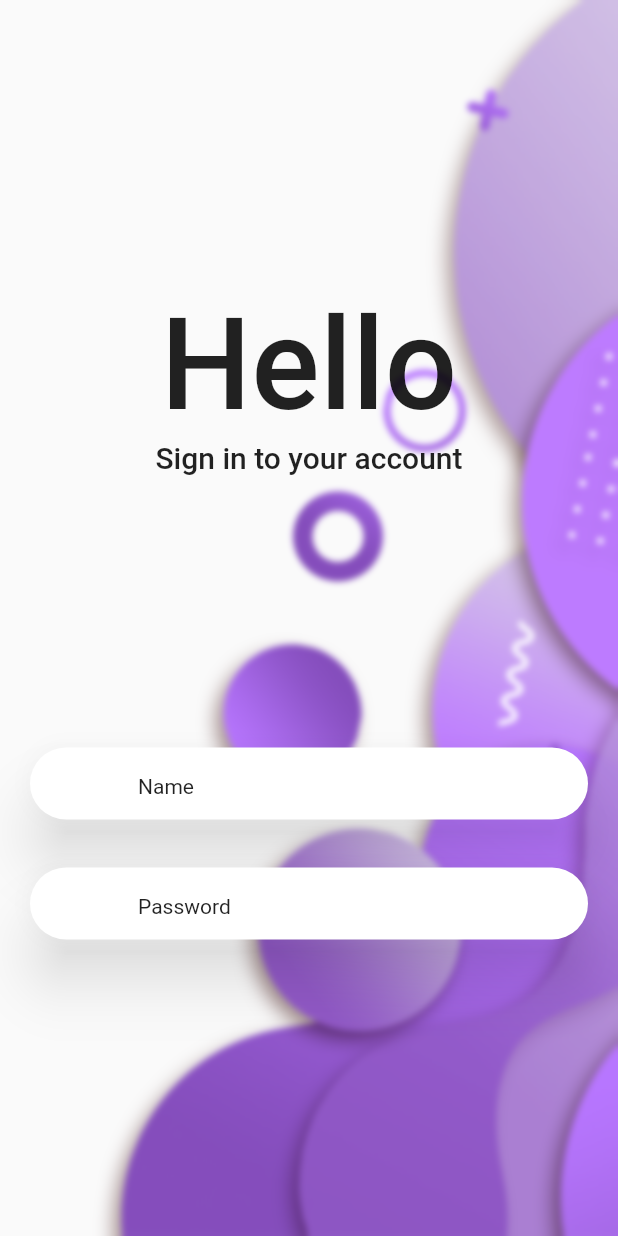
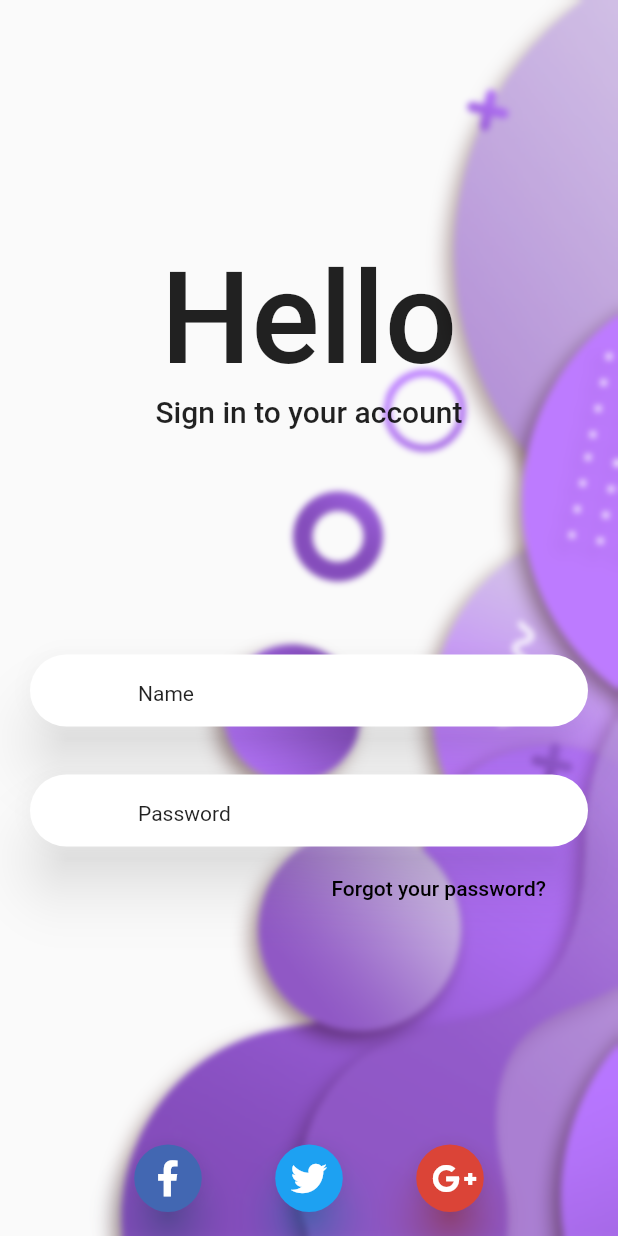
Before and after one commit to rashidwassan/flutter-ecommerce-app-ui, a Flutter app: the screen it shows after launch, on a phone screen of 412 x 824 dp. Run offline on Flutter 3.47's test engine with Material 2 defaults, Android fonts, the phone set to English and light mode, and no system bars; our stand-ins replace font_awesome_flutter, velocity_x.

Commit message:
added social icon buttons row

```diff
--- /dev/null
+++ b/lib/components/social_icon_buttons_row.dart
@@ -0,0 +1,68 @@
+import 'package:flutter/material.dart';
+import 'package:font_awesome_flutter/font_awesome_flutter.dart';
+import 'package:velocity_x/velocity_x.dart';
+
+class SocialIconButtonsRow extends StatelessWidget {
+  const SocialIconButtonsRow({
+    Key? key,
+  }) : super(key: key);
+
+  @override
+  Widget build(BuildContext context) {
+    return Row(
+      mainAxisAlignment: MainAxisAlignment.spaceAround,
+      children: [
+        const SizedBox(),
+        SocialButtonWithShadow(
+          icon: FontAwesomeIcons.facebookF,
+          color: const Color(0xFF4267B2),
+          onPressed: () {},
+        ),
+        SocialButtonWithShadow(
+          icon: FontAwesomeIcons.twitter,
+          color: const Color(0xFF1DA1F2),
+          onPressed: () {},
+        ),
+        SocialButtonWithShadow(
+          icon: FontAwesomeIcons.googlePlusG,
+          color: const Color(0xFFDB4437),
+          onPressed: () {},
+        ),
+        const SizedBox(),
+      ],
+    );
+  }
+}
+
+class SocialButtonWithShadow extends StatelessWidget {
+  const SocialButtonWithShadow(
+      {Key? key, required this.icon, required this.color, this.onPressed})
+      : super(key: key);
+
+  final Color color;
+  final IconData icon;
+  final Function()? onPressed;
+
+  @override
+  Widget build(BuildContext context) {
+    return SizedBox(
+      width: 45,
+      height: 45,
+      child: TextButton(
+        onPressed: onPressed,
+        style: ButtonStyle(
+          padding: MaterialStateProperty.all(const EdgeInsets.all(0)),
+          elevation: MaterialStateProperty.all(12),
+          shape: MaterialStateProperty.all(
+              RoundedRectangleBorder(borderRadius: BorderRadius.circular(50))),
+          backgroundColor: MaterialStateProperty.all(color),
+          shadowColor: MaterialStateProperty.all(color),
+        ),
+        child: Icon(
+          icon,
+          color: Colors.white,
+        ).p(8),
+      ),
+    );
+  }
+}
--- a/lib/screens/login.dart
+++ b/lib/screens/login.dart
@@ -1,11 +1,13 @@
 import 'dart:ui';
 
 import 'package:ecommerce_app_isaatech/components/blur_container.dart';
+import 'package:ecommerce_app_isaatech/components/social_icon_buttons_row.dart';
 import 'package:ecommerce_app_isaatech/components/textfields.dart';
 import 'package:ecommerce_app_isaatech/constants/images.dart';
 import 'package:flutter/cupertino.dart';
 import 'package:flutter/material.dart';
 import 'package:flutter/widgets.dart';
+import 'package:font_awesome_flutter/font_awesome_flutter.dart';
 import 'package:velocity_x/velocity_x.dart';
 
 class LoginScreen extends StatelessWidget {
@@ -33,17 +35,7 @@ class LoginScreen extends StatelessWidget {
               children: [
                 double.infinity.widthBox,
                 const Spacer(),
-                Text(
-                  'Hello',
-                  style: TextStyle(
-                      fontSize: 85,
-                      fontWeight: FontWeight.w500,
-                      color: Theme.of(context).colorScheme.onBackground),
-                ),
-                Text(
-                  'Sign in to your account',
-                  style: Theme.of(context).textTheme.headline6,
-                ),
+                _buildTitleText(context),
                 const Spacer(),
                 PrimaryTextField(
                   hintText: 'Name',
@@ -54,7 +46,22 @@ class LoginScreen extends StatelessWidget {
                   hintText: 'Password',
                   icon: CupertinoIcons.padlock,
                 ),
+                Row(
+                  mainAxisAlignment: MainAxisAlignment.end,
+                  children: [
+                    TextButton(
+                      onPressed: () {},
+                      style: const ButtonStyle(),
+                      child: const Text(
+                        'Forgot your password?',
+                        style: TextStyle(color: Colors.black),
+                      ),
+                    ),
+                    24.widthBox,
+                  ],
+                ),
                 const Spacer(),
+                const SocialIconButtonsRow(),
               ],
             ).p(16),
           ),
@@ -62,4 +69,22 @@ class LoginScreen extends StatelessWidget {
       ]),
     );
   }
+
+  Column _buildTitleText(BuildContext context) {
+    return Column(
+      children: [
+        Text(
+          'Hello',
+          style: TextStyle(
+              fontSize: 85,
+              fontWeight: FontWeight.w500,
+              color: Theme.of(context).colorScheme.onBackground),
+        ),
+        Text(
+          'Sign in to your account',
+          style: Theme.of(context).textTheme.headline6,
+        ),
+      ],
+    );
+  }
 }
--- a/pubspec.yaml
+++ b/pubspec.yaml
@@ -11,6 +11,7 @@ dependencies:
   cupertino_icons: ^1.0.2
   flutter:
     sdk: flutter
+  font_awesome_flutter: ^9.1.0
   velocity_x: ^3.3.0
 
 dev_dependencies:
```
Also changed, not shown: pubspec.lock.
